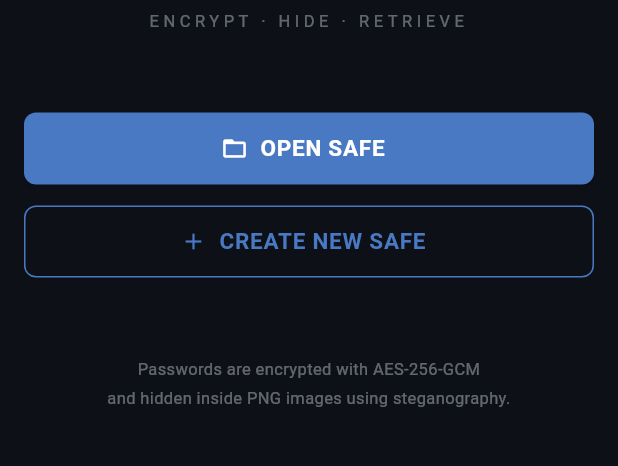
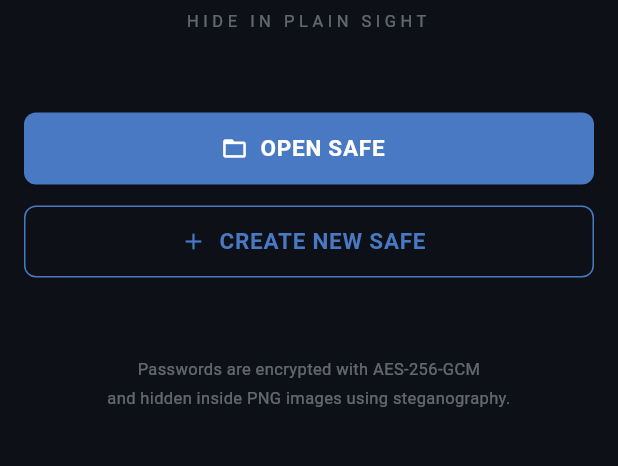
Before and after one commit to freakinglord/AllSafe, a Flutter app: the screen it shows after launch, on a phone screen of 412 x 824 dp, the part 546-1012 px from its top. Run offline on Flutter 3.47's test engine with Material 3 defaults, Android fonts, the phone set to English and light mode, and no system bars; our stand-ins replace file_picker; missing offline and left inert: cryptography.

Commit message:
change app moto

```diff
--- a/lib/screens/home_screen.dart
+++ b/lib/screens/home_screen.dart
@@ -42,7 +42,7 @@ class HomeScreen extends StatelessWidget {
               ),
               const SizedBox(height: 6),
               Text(
-                'ENCRYPT · HIDE · RETRIEVE',
+                'HIDE IN PLAIN SIGHT',
                 textAlign: TextAlign.center,
                 style: TextStyle(
                   color: Theme.of(context).colorScheme.onSurface.withAlpha(100),
```
Also changed, not shown: 1 other file.
